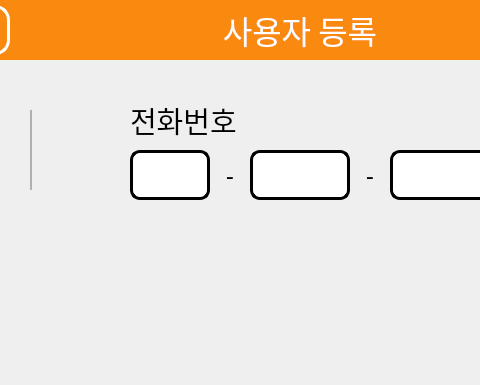
Old version of the form PianoManager/UI/NewUser2.ui in the repository dotoleeoak/hun-piano; both pictures show x 100 to 580 and y 0 to 385 of the 800 by 480 pixel window.
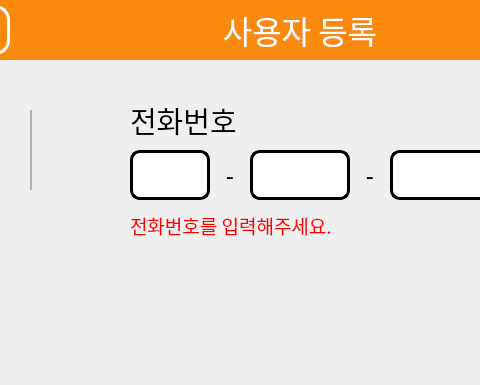
New version of the form. Icons and pictures are not drawn.

Patch:
```diff
--- a/PianoManager/UI/NewUser2.ui
+++ b/PianoManager/UI/NewUser2.ui
@@ -416,6 +416,31 @@
     <enum>Qt::Vertical</enum>
    </property>
   </widget>
+  <widget class="QLabel" name="labelError">
+   <property name="enabled">
+    <bool>false</bool>
+   </property>
+   <property name="geometry">
+    <rect>
+     <x>230</x>
+     <y>210</y>
+     <width>220</width>
+     <height>30</height>
+    </rect>
+   </property>
+   <property name="font">
+    <font>
+     <family>배달의민족 주아</family>
+     <pointsize>14</pointsize>
+    </font>
+   </property>
+   <property name="styleSheet">
+    <string notr="true">color: rgb(255, 0, 0);</string>
+   </property>
+   <property name="text">
+    <string>전화번호를 입력해주세요.</string>
+   </property>
+  </widget>
  </widget>
  <resources/>
  <connections/>
```
Left out of the diff: 12 changed lines with no effect on the pictures.
